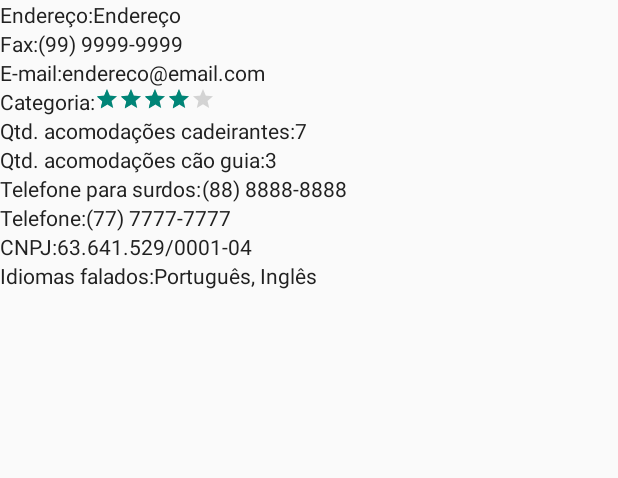
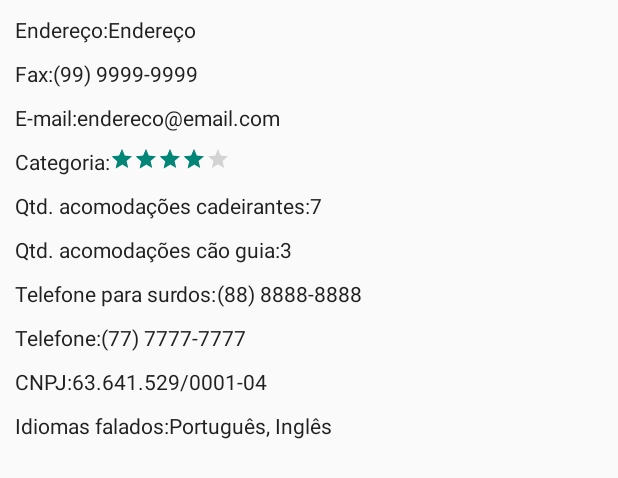
Before and after one commit to marcioggs/RioTour, an Android app: the layout fragment_detalhe_hotel.xml on its own in the app's theme, with its tools: preview values and no code run, on a phone screen of 412 x 824 dp. Shown: the top 478 px of the screen. Run offline under Robolectric (Android 15) with nearby library versions, the phone set to English and light mode, and no system bars.

Commit message:
Ajuste de layout nas telas de detalhe.

```diff
--- a/app/src/main/res/layout/fragment_detalhe_hotel.xml
+++ b/app/src/main/res/layout/fragment_detalhe_hotel.xml
@@ -2,15 +2,17 @@
 <LinearLayout xmlns:android="http://schemas.android.com/apk/res/android"
               xmlns:tools="http://schemas.android.com/tools"
               android:orientation="vertical"
+              android:layout_marginLeft="10dp"
               android:layout_width="match_parent"
               android:layout_height="match_parent">
 
     <LinearLayout
         android:orientation="horizontal"
+        android:layout_marginTop="10dp"
         android:layout_width="match_parent"
         android:layout_height="wrap_content">
         <TextView
-            android:text="Endereço:"
+            android:text="@string/campo_endereco"
             android:layout_width="wrap_content"
             android:layout_height="wrap_content"/>
         <TextView
@@ -22,10 +24,11 @@
 
     <LinearLayout
         android:orientation="horizontal"
+        android:layout_marginTop="10dp"
         android:layout_width="match_parent"
         android:layout_height="wrap_content">
         <TextView
-            android:text="Fax:"
+            android:text="@string/campo_fax"
             android:layout_width="wrap_content"
             android:layout_height="wrap_content"/>
         <TextView
@@ -37,10 +40,11 @@
 
     <LinearLayout
         android:orientation="horizontal"
+        android:layout_marginTop="10dp"
         android:layout_width="match_parent"
         android:layout_height="wrap_content">
         <TextView
-            android:text="E-mail:"
+            android:text="@string/campo_email"
             android:layout_width="wrap_content"
             android:layout_height="wrap_content"/>
         <TextView
@@ -52,10 +56,11 @@
 
     <LinearLayout
         android:orientation="horizontal"
+        android:layout_marginTop="10dp"
         android:layout_width="match_parent"
         android:layout_height="wrap_content">
         <TextView
-            android:text="Categoria:"
+            android:text="@string/campo_categoria"
             android:layout_width="wrap_content"
             android:layout_height="wrap_content"/>
         <RatingBar
@@ -75,11 +80,12 @@
     </LinearLayout>
 
     <LinearLayout
+        android:layout_marginTop="10dp"
         android:orientation="horizontal"
         android:layout_width="match_parent"
         android:layout_height="wrap_content">
         <TextView
-            android:text="Qtd. acomodações cadeirantes:"
+            android:text="@string/campo_qtd_acomodacoes_cadeirantes"
             android:layout_width="wrap_content"
             android:layout_height="wrap_content"/>
         <TextView
@@ -91,10 +97,11 @@
 
     <LinearLayout
         android:orientation="horizontal"
+        android:layout_marginTop="10dp"
         android:layout_width="match_parent"
         android:layout_height="wrap_content">
         <TextView
-            android:text="Qtd. acomodações cão guia:"
+            android:text="@string/campo_qtd_acomodacoes_cao_guia"
             android:layout_width="wrap_content"
             android:layout_height="wrap_content"/>
         <TextView
@@ -106,10 +113,11 @@
 
     <LinearLayout
         android:orientation="horizontal"
+        android:layout_marginTop="10dp"
         android:layout_width="match_parent"
         android:layout_height="wrap_content">
         <TextView
-            android:text="Telefone para surdos:"
+            android:text="@string/campo_telefone_para_surdos"
             android:layout_width="wrap_content"
             android:layout_height="wrap_content"/>
         <TextView
@@ -121,10 +129,11 @@
 
     <LinearLayout
         android:orientation="horizontal"
+        android:layout_marginTop="10dp"
         android:layout_width="match_parent"
         android:layout_height="wrap_content">
         <TextView
-            android:text="Telefone:"
+            android:text="@string/campo_telefone"
             android:layout_width="wrap_content"
             android:layout_height="wrap_content"/>
         <TextView
@@ -136,10 +145,11 @@
 
     <LinearLayout
         android:orientation="horizontal"
+        android:layout_marginTop="10dp"
         android:layout_width="match_parent"
         android:layout_height="wrap_content">
         <TextView
-            android:text="CNPJ:"
+            android:text="@string/campo_cnpj"
             android:layout_width="wrap_content"
             android:layout_height="wrap_content"/>
         <TextView
@@ -151,10 +161,11 @@
 
     <LinearLayout
         android:orientation="horizontal"
+        android:layout_marginTop="10dp"
         android:layout_width="match_parent"
         android:layout_height="wrap_content">
         <TextView
-            android:text="Idiomas falados:"
+            android:text="@string/campo_idiomas_falados"
             android:layout_width="wrap_content"
             android:layout_height="wrap_content"/>
         <TextView
--- a/app/src/main/res/values/strings.xml
+++ b/app/src/main/res/values/strings.xml
@@ -17,4 +17,18 @@
     <string name="settings">Configurações</string>
     <string name="title_activity_pesquisa">Pesquisa</string>
     <string name="pesquisa_title">Pesquisar lugares</string>
+    <string name="campo_endereco">Endereço:</string>
+    <string name="campo_fax">Fax:</string>
+    <string name="campo_email">E-mail:</string>
+    <string name="campo_categoria">Categoria:</string>
+    <string name="campo_qtd_acomodacoes_cadeirantes">Qtd. acomodações cadeirantes:</string>
+    <string name="campo_qtd_acomodacoes_cao_guia">Qtd. acomodações cão guia:</string>
+    <string name="campo_telefone_para_surdos">Telefone para surdos:</string>
+    <string name="campo_telefone">Telefone:</string>
+    <string name="campo_cnpj">CNPJ:</string>
+    <string name="campo_idiomas_falados">Idiomas falados:</string>
+    <string name="campo_historico">Histórico:</string>
+    <string name="campo_autor">Autor:</string>
+    <string name="campo_inauguracao">Inauguração:</string>
+    <string name="campo_localizacao">Localização:</string>
 </resources>
```
Also changed, not shown: app/src/main/res/layout/activity_detalhe.xml (+6 -14 lines), app/src/main/res/layout/fragment_detalhe_monumento.xml (+9 -4 lines), app/src/main/res/layout/fragment_detalhe_museu.xml (+5 -2 lines), app/src/main/res/layout/fragment_detalhe_ponto_turistico.xml (+5 -2 lines), app/src/main/res/layout/fragment_detalhe_praia.xml (+5 -2 lines).
